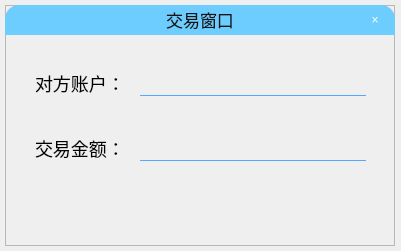
This is Bank/Trade.ui in ZeroNinx/SE_Bank_System as Qt 5 draws it before an edit. The edited form follows.
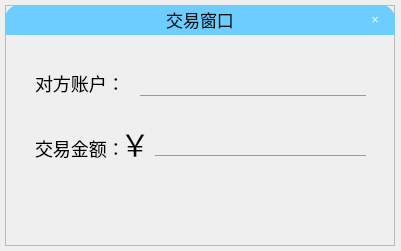
This is the edited form.

Patch:
```diff
--- a/Bank/Trade.ui
+++ b/Bank/Trade.ui
@@ -136,9 +136,9 @@
    <widget class="QLineEdit" name="le_money">
     <property name="geometry">
      <rect>
-      <x>135</x>
-      <y>130</y>
-      <width>226</width>
+      <x>150</x>
+      <y>125</y>
+      <width>211</width>
       <height>26</height>
      </rect>
     </property>
@@ -177,6 +177,22 @@
      <string>交易金额：</string>
     </property>
    </widget>
+   <widget class="QLabel" name="label">
+    <property name="geometry">
+     <rect>
+      <x>115</x>
+      <y>115</y>
+      <width>31</width>
+      <height>46</height>
+     </rect>
+    </property>
+    <property name="styleSheet">
+     <string notr="true">font:30px</string>
+    </property>
+    <property name="text">
+     <string>￥</string>
+    </property>
+   </widget>
   </widget>
  </widget>
  <layoutdefault spacing="6" margin="11"/>
```
